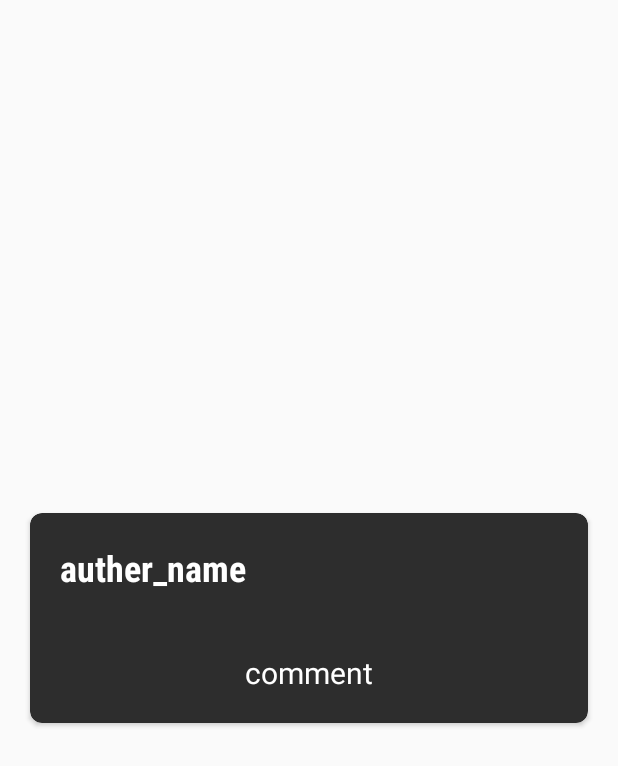
After one commit to bara111/PopMoviesapp-stage2, an Android app: the layout review_layout.xml on its own in the app's theme, with its tools: preview values and no code run, on a phone screen of 412 x 824 dp. The commit adds this screen. Shown: the top 766 px of the screen. Run offline under Robolectric (Android 15) with nearby library versions, the phone set to English and light mode, and no system bars.

Commit message:
fixed problems required to solve

```diff
--- a/app/src/main/java/com/lawerance/popmovies_app/MoviesAPI/MoviesService.java
+++ b/app/src/main/java/com/lawerance/popmovies_app/MoviesAPI/MoviesService.java
@@ -9,8 +9,5 @@ public interface MoviesService {
     Call<MoviesResponse> get_top_rated(@Query("api_key") String token, @Query("page") String page);
     @GET("/3/movie/popular")
     Call<MoviesResponse> get_popular(@Query("api_key") String token, @Query("page") String page);
-    @GET("/videos")
-    Call<trailersResponse> get_trailers(@Query("api_key") String token);
-
 
 }
--- /dev/null
+++ b/app/src/main/res/layout/review_layout.xml
@@ -0,0 +1,47 @@
+<?xml version="1.0" encoding="utf-8"?>
+
+
+<androidx.cardview.widget.CardView xmlns:android="http://schemas.android.com/apk/res/android"
+    xmlns:app="http://schemas.android.com/apk/res-auto"
+    xmlns:tools="http://schemas.android.com/tools"
+    android:layout_width="match_parent"
+    android:layout_height="wrap_content"
+    android:layout_gravity="center"
+    android:layout_margin="20dp"
+    android:elevation="10dp"
+    app:cardBackgroundColor="@color/colorPrimary"
+    app:cardCornerRadius="8dp">
+    <LinearLayout
+        android:orientation="vertical"
+        android:layout_width="match_parent"
+        android:layout_height="wrap_content">
+
+    <TextView
+        android:fontFamily="sans-serif-condensed"
+        android:textStyle="bold"
+        android:textSize="24sp"
+        android:id="@+id/auther_name"
+        style="@style/TextAppearance.AppCompat.Subhead"
+        android:layout_width="match_parent"
+        android:layout_height="wrap_content"
+        android:layout_margin="20dp"
+        android:maxLines="1"
+
+        android:textColor="@color/white"
+        tools:text="auther_name" />
+    <TextView
+        android:fontFamily="sans-serif"
+        android:textAlignment="center"
+        android:textSize="20sp"
+        android:id="@+id/comment"
+        style="@style/TextAppearance.AppCompat.Subhead"
+        android:layout_width="match_parent"
+        android:layout_height="wrap_content"
+        android:layout_margin="20dp"
+
+        android:textColor="@color/white"
+        tools:text="comment" />
+    </LinearLayout>
+
+
+</androidx.cardview.widget.CardView>
```
Also changed, not shown: app/src/main/java/com/lawerance/popmovies_app/MainActivity.java (+7 -3 lines), app/src/main/java/com/lawerance/popmovies_app/MoreDetails.java (+38 -8 lines), app/src/main/java/com/lawerance/popmovies_app/MoviesAPI/comment.java (added, +73 -0 lines), app/src/main/java/com/lawerance/popmovies_app/MoviesAPI/reviewsResponse.java (added, +92 -0 lines), app/src/main/java/com/lawerance/popmovies_app/MoviesAPI/reviewsService.java (added, +10 -0 lines), app/src/main/java/com/lawerance/popmovies_app/favoriteActivity.java (+15 -13 lines), app/src/main/java/com/lawerance/popmovies_app/reviewsAdapter.java (added, +179 -0 lines), app/src/main/res/layout/activity_more_details.xml (+7 -0 lines).
